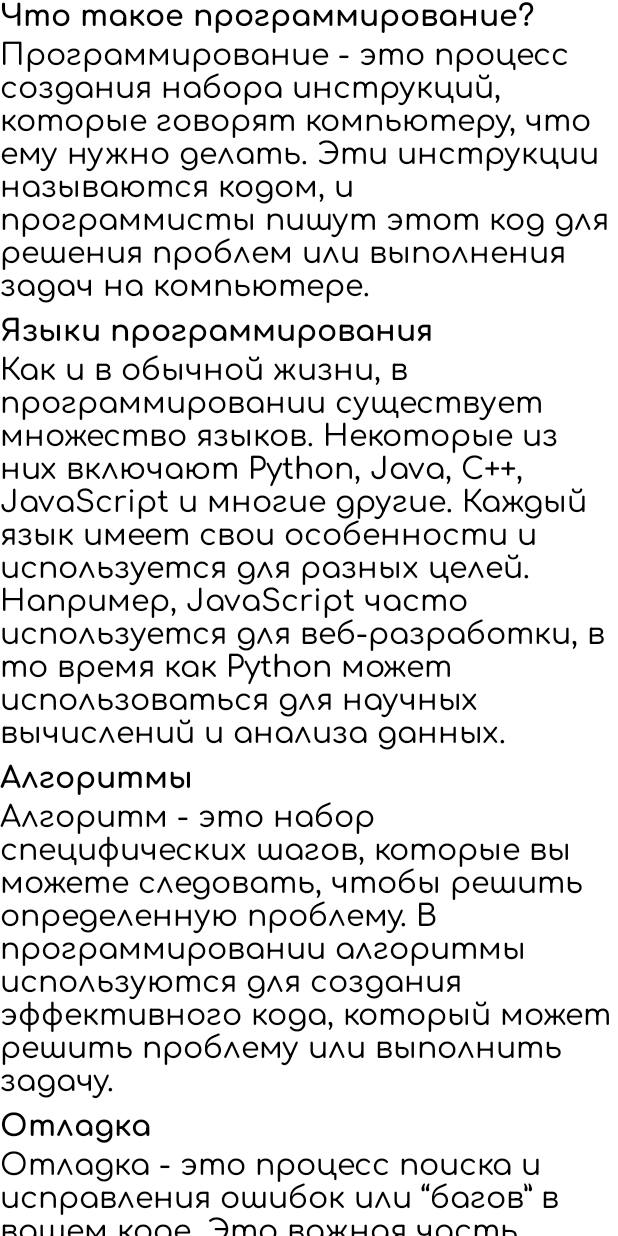
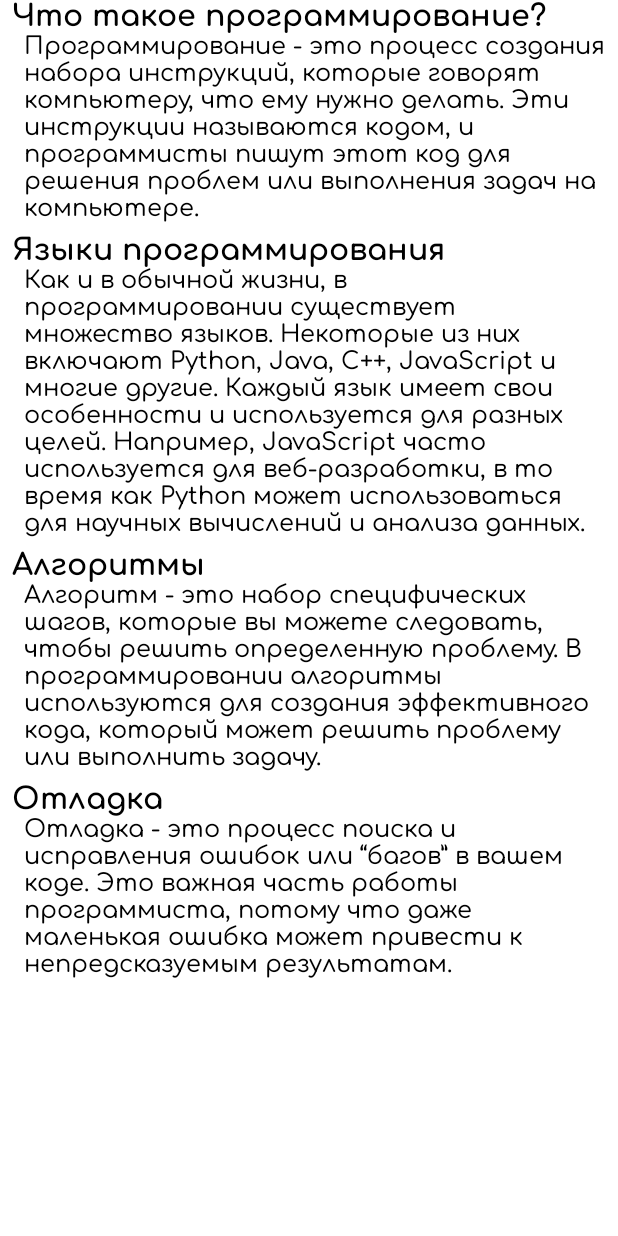
Before and after one commit to NikolaeJoacabine/CAcademy, an Android app built with Jetpack Compose: the @Preview function prev, on a phone screen of 412 x 824 dp. Run offline under Robolectric (Android 15) with nearby library versions, the phone set to English and light mode, and no system bars; our stand-ins replace accompanist.

Commit message:
Ну оч крутое приложение

```diff
--- a/app/src/main/java/com/nikolaej/cacademy/lessonLevel/lesson1.kt
+++ b/app/src/main/java/com/nikolaej/cacademy/lessonLevel/lesson1.kt
@@ -1,12 +1,11 @@
 package com.nikolaej.cacademy.lessonLevel
 
-import androidx.compose.foundation.layout.Column
 import androidx.compose.foundation.layout.Spacer
 import androidx.compose.foundation.layout.fillMaxSize
-import androidx.compose.foundation.layout.fillMaxWidth
-import androidx.compose.foundation.layout.height
+import androidx.compose.foundation.layout.padding
 import androidx.compose.foundation.layout.size
 import androidx.compose.foundation.lazy.LazyColumn
+import androidx.compose.material3.MaterialTheme
 import androidx.compose.material3.Text
 import androidx.compose.runtime.Composable
 import androidx.compose.ui.Modifier
@@ -19,37 +18,55 @@ import com.nikolaej.cacademy.ui.theme.CAcademyTheme
 
 @Composable
 fun Lesson1Theory() {
-    LazyColumn(modifier = Modifier.fillMaxSize()) {
+    LazyColumn(modifier = Modifier
+        .fillMaxSize()
+        .padding(horizontal = 8.dp)) {
         item {
-            Text(text = stringResource(R.string.Lesson1Theory1), fontWeight = FontWeight.Bold)
-            Spacer(modifier = Modifier.size(4.dp))
+            Text(text = stringResource(R.string.Lesson1Theory1), fontWeight = FontWeight.Bold, style = MaterialTheme.typography.bodyLarge)
 
 
-            Text(text = stringResource(R.string.Lesson1Theory2))
+
+            Text(
+                text = stringResource(R.string.Lesson1Theory2),
+                style = MaterialTheme.typography.bodySmall,
+                modifier = Modifier.padding(start = 8.dp)
+            )
             Spacer(modifier = Modifier.size(8.dp))
 
 
             Text(text = stringResource(R.string.Lesson1Theory3), fontWeight = FontWeight.Bold)
-            Spacer(modifier = Modifier.size(4.dp))
 
 
-            Text(text = stringResource(R.string.Lesson1Theory4))
+
+            Text(
+                text = stringResource(R.string.Lesson1Theory4),
+                style = MaterialTheme.typography.bodySmall,
+                modifier = Modifier.padding(start = 8.dp)
+            )
             Spacer(modifier = Modifier.size(8.dp))
 
 
             Text(text = stringResource(R.string.Lesson1Theory5), fontWeight = FontWeight.Bold)
-            Spacer(modifier = Modifier.size(4.dp))
 
 
-            Text(text = stringResource(R.string.Lesson1Theory6))
+
+            Text(
+                text = stringResource(R.string.Lesson1Theory6),
+                style = MaterialTheme.typography.bodySmall,
+                modifier = Modifier.padding(start = 8.dp)
+            )
             Spacer(modifier = Modifier.size(8.dp))
 
 
             Text(text = stringResource(R.string.Lesson1Theory7), fontWeight = FontWeight.Bold)
-            Spacer(modifier = Modifier.size(4.dp))
 
 
-            Text(text = stringResource(R.string.Lesson1Theory8))
+
+            Text(
+                text = stringResource(R.string.Lesson1Theory8),
+                style = MaterialTheme.typography.bodySmall,
+                modifier = Modifier.padding(start = 8.dp)
+            )
             Spacer(modifier = Modifier.size(8.dp))
         }
     }
--- a/app/src/main/java/com/nikolaej/cacademy/ui/MainScreen.kt
+++ b/app/src/main/java/com/nikolaej/cacademy/ui/MainScreen.kt
@@ -1,6 +1,5 @@
 package com.nikolaej.cacademy.ui
 
-import android.app.Activity
 import androidx.compose.animation.AnimatedVisibility
 import androidx.compose.animation.core.tween
 import androidx.compose.animation.fadeIn
@@ -24,7 +23,6 @@ import androidx.compose.material3.DrawerValue
 import androidx.compose.material3.ExperimentalMaterial3Api
 import androidx.compose.material3.Icon
 import androidx.compose.material3.IconButton
-import androidx.compose.material3.MaterialTheme
 import androidx.compose.material3.MaterialTheme.colorScheme
 import androidx.compose.material3.ModalDrawerSheet
 import androidx.compose.material3.ModalNavigationDrawer
@@ -45,9 +43,6 @@ import androidx.compose.runtime.setValue
 import androidx.compose.ui.Alignment
 import androidx.compose.ui.Modifier
 import androidx.compose.ui.draw.clip
-import androidx.compose.ui.graphics.Color
-import androidx.compose.ui.graphics.toArgb
-import androidx.compose.ui.platform.LocalView
 import androidx.compose.ui.tooling.preview.Preview
 import androidx.compose.ui.unit.dp
 import androidx.lifecycle.viewmodel.compose.viewModel
```
Also changed, not shown: app/src/main/java/com/nikolaej/cacademy/ui/screen/LessonScreen.kt (+17 -20 lines), app/src/main/java/com/nikolaej/cacademy/ui/screen/LessonViewModel.kt (added, +11 -0 lines).
